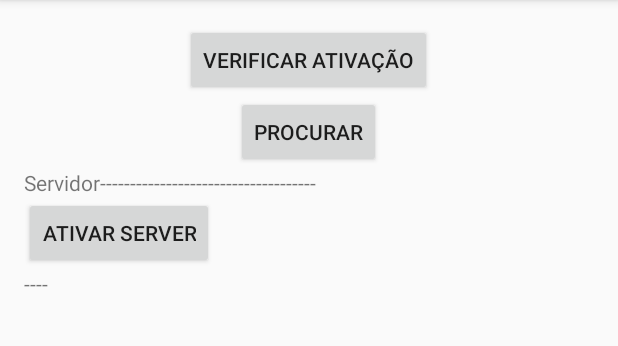
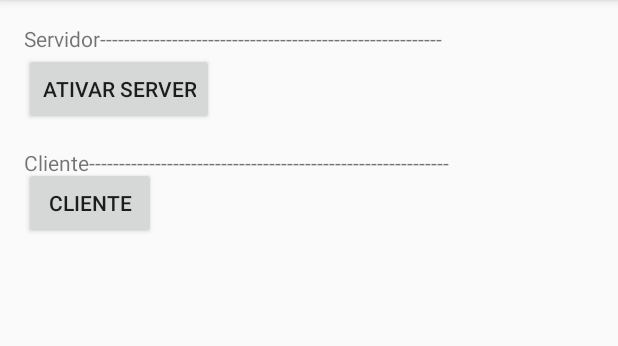
Before and after one commit to HandersonSilva/ComunicadorBluetooth, an Android app: the screen it shows after launch (MainActivity), on a phone screen of 412 x 824 dp, the part 84-430 px from its top. Run offline under Robolectric (Android 15) with nearby library versions, the phone set to English and light mode, and no system bars.

Commit message:
Criando a conexão cliente
conexão realizada entre servidor e cliente

```diff
--- a/app/src/main/java/com/hb/handersonsilva/comunicadorbluetooth/MainActivity.java
+++ b/app/src/main/java/com/hb/handersonsilva/comunicadorbluetooth/MainActivity.java
@@ -1,6 +1,7 @@
 package com.hb.handersonsilva.comunicadorbluetooth;
 
 import android.app.Activity;
+import android.app.LoaderManager;
 import android.os.Handler;
 import android.os.Bundle;
 import android.os.Message;
@@ -27,9 +28,10 @@ public class MainActivity extends AppCompatActivity {
     private static final int ATIVA_BLUETOOTH =1;
     private static final int ABRIR_LISTA =2;
     private  int opButton = 1;
-    final  boolean conexao = false;
+    final  boolean conexao = true;
     private  static String MAC = null;
     static TextView statusMessage;
+    static  TextView statusCliente;
     static TextView textSpace;
     ConnectThread connect;
 
@@ -38,65 +40,60 @@ public class MainActivity extends AppCompatActivity {
             super.onCreate(savedInstanceState);
             setContentView(R.layout.activity_main);
 
-            Button btnVerificar = (Button)findViewById(R.id.button_verificar);
-            Button btnProcurar = (Button)findViewById(R.id.button_Conectar);
+            Button btnClientConexao= (Button)findViewById(R.id.button_Cliente_Conexao);
             Button btnConectar = (Button)findViewById(R.id.button_AtivarServer);
             statusMessage = (TextView)findViewById(R.id.textView_StatusM);
-            textSpace = (TextView)findViewById(R.id.textView_textData);
+            statusCliente = (TextView)findViewById(R.id.textView_statusClient);
             context = getApplicationContext();
 
+            //Solicita que o bluetooth seja ligado caso contrario fecha o app
+            this.ativarBluetooth();
+           //Instanciando a class ConnectThread
 
-           //botão verificar
-            btnVerificar.setOnClickListener(new View.OnClickListener() {
+          btnClientConexao.setOnClickListener(new View.OnClickListener() {
               @Override
               public void onClick(View v) {
-                    Bluetooth bluetooth = new Bluetooth(context);
-                    mBluetoothAdapter = bluetooth.verificarBluetooth();
+                  Button btnClientConexao= (Button)findViewById(R.id.button_Cliente_Conexao);
+                 if(conexao){
+                     if (opButton == 0) {
+                        // if(connect.isAlive()){
+                             connect.cancel();
+                             btnClientConexao.setText("Ativar Cliente");
+                             opButton=1;
 
-                    Intent ativarBluetooth = new Intent(mBluetoothAdapter.ACTION_REQUEST_ENABLE);//ativar o bluetooth caso esteja desligado
-                    startActivityForResult(ativarBluetooth,ATIVA_BLUETOOTH);
+                        /* }else{
+                             Toast.makeText(getApplicationContext(),"Não existe conexao",Toast.LENGTH_SHORT).show();
+                         }*/
 
-                }
-            });
-            //botão procurar
-            btnProcurar.setOnClickListener(new View.OnClickListener() {
-                @Override
-                public void onClick(View v) {
-                    if(conexao){
-                        //desconectar
-                    }else{
-                        //conectar
+                     } else {
+
                          Intent abrirLista = new Intent(MainActivity.this, ListarDispositivosP.class);
                          startActivityForResult(abrirLista,ABRIR_LISTA);
+                         opButton=0;
+                     }
                  }
               }
           });
+
             //Botão que chama a thread
-            connect = new ConnectThread();
+
             btnConectar.setOnClickListener(new View.OnClickListener() {
                 @Override
                 public void onClick(View v) {
 
-                    //colocar uma condição ao tentar startar o server bluetooth tem que esta ativo
                     Button btnConectar = (Button) findViewById(R.id.button_AtivarServer);
 
                     if (opButton == 0) {
-
                             connect.cancel();
                             btnConectar.setText("Ativar Server");
                             opButton=1;
                             connect = new ConnectThread();
                     } else {
+                            connect = new ConnectThread();
                              connect.start();
                             if(connect.isAlive()){
-                                if(connect.isInterrupted()){
-                                    Toast.makeText(getApplicationContext(),"Ative seu Bluetooth",Toast.LENGTH_SHORT).show();
-                                    btnConectar.setText("Ativar Server");
-                                    opButton =1;
-                                }else {
                                 btnConectar.setText("Desativar");
                                 opButton =0;
-                                }
 
                             }else {
 
@@ -104,20 +101,19 @@ public class MainActivity extends AppCompatActivity {
                                 opButton =1;
                             }
 
-
-
-
-
                     }
-
-
-
-
                 }
             });
     }
 
-    @Override
+  public void ativarBluetooth()
+  {
+      Bluetooth bluetooth = new Bluetooth(context);
+      mBluetoothAdapter = bluetooth.verificarBluetooth();
+
+      Intent ativarBluetooth = new Intent(mBluetoothAdapter.ACTION_REQUEST_ENABLE);//ativar o bluetooth caso esteja desligado
+      startActivityForResult(ativarBluetooth,ATIVA_BLUETOOTH);
+  }    @Override
     protected void onActivityResult(int requestCode, int resultCode, Intent data) {
         super.onActivityResult(requestCode, resultCode, data);
         switch(requestCode){
@@ -135,6 +131,12 @@ public class MainActivity extends AppCompatActivity {
                 if(resultCode == Activity.RESULT_OK){
                     MAC = data.getExtras().getString(ListarDispositivosP.ENDERECO_MAC);
                     Toast.makeText(context,"Mac recebido"+MAC, Toast.LENGTH_SHORT).show();
+                    connect = new ConnectThread(MAC);
+                    connect.start();
+                    Button btnClientConexao= (Button)findViewById(R.id.button_Cliente_Conexao);
+                    btnClientConexao.setText("Desativar");
+
+
 
                 }else {
                     Toast.makeText(context,"Falha ao obter o MAC", Toast.LENGTH_SHORT).show();
@@ -144,7 +146,7 @@ public class MainActivity extends AppCompatActivity {
     }
 
 
-    //receber mensagem
+    //receber mensagem de ConnectThread
     public static Handler handler = new Handler() {
         @Override
         public void handleMessage(Message msg) {
@@ -157,6 +159,18 @@ public class MainActivity extends AppCompatActivity {
                 statusMessage.setText("Ocorreu um erro durante a conexão D:");
             else if(dataString.equals("---S"))
                 statusMessage.setText("Conectado :D");
+            else if(dataString.equals("---C"))
+                statusMessage.setText("Servidor Ativado, Canal OK");
+            else if(dataString.equals("---D")) {
+                statusMessage.setText("Servidor desativado");
+                statusCliente.setText("Cliente desconectado");
+
+            } else if(dataString.equals("---CLIENT"))
+                statusCliente.setText("Conectado em;"+MAC);
+            else if(dataString.equals("---CLIERRO"))
+                statusCliente.setText("Erro ao se conecta a "+MAC);
+            else if (dataString.equals("---B"))
+                statusMessage.setText("Servidor ativado(Socket Excluido)");
             else {
 
                 textSpace.setText(new String(data));
--- a/app/src/main/res/layout/activity_main.xml
+++ b/app/src/main/res/layout/activity_main.xml
@@ -9,22 +9,6 @@
     android:paddingTop="@dimen/activity_vertical_margin"
     tools:context="com.hb.handersonsilva.comunicadorbluetooth.MainActivity">
 
-    <Button
-        android:layout_width="wrap_content"
-        android:layout_height="wrap_content"
-        android:text="Verificar Ativação"
-        android:id="@+id/button_verificar"
-        android:layout_alignParentTop="true"
-        android:layout_centerHorizontal="true" />
-
-    <Button
-        android:layout_width="wrap_content"
-        android:layout_height="wrap_content"
-        android:id="@+id/button_Conectar"
-        android:layout_below="@+id/button_verificar"
-        android:layout_centerHorizontal="true"
-        android:text="Procurar" />
-
     <TextView
         android:layout_width="wrap_content"
         android:layout_height="wrap_content"
@@ -35,26 +19,7 @@
         android:layout_toEndOf="@+id/button_AtivarServer" />
 
     <TextView
-        android:layout_width="wrap_content"
-        android:layout_height="wrap_content"
-        android:id="@+id/textView_textData"
-        android:text="----"
-        android:layout_below="@+id/button_AtivarServer"
-        android:layout_alignParentLeft="true"
-        android:layout_alignParentStart="true" />
-
-    <Button
-        android:text="Ativar Server"
-        android:layout_width="wrap_content"
-        android:layout_height="wrap_content"
-        android:id="@+id/button_AtivarServer"
-        android:layout_marginTop="19dp"
-        android:layout_below="@+id/button_Conectar"
-        android:layout_alignParentLeft="true"
-        android:layout_alignParentStart="true" />
-
-    <TextView
-        android:text="Servidor------------------------------------"
+        android:text="Servidor---------------------------------------------------------"
         android:layout_width="wrap_content"
         android:layout_height="wrap_content"
         android:layout_below="@+id/button_Conectar"
@@ -62,4 +27,41 @@
         android:layout_alignParentStart="true"
         android:id="@+id/textView3" />
 
+    <TextView
+        android:layout_width="wrap_content"
+        android:layout_height="wrap_content"
+        android:layout_alignBottom="@+id/button_Cliente_Conexao"
+        android:layout_toRightOf="@+id/button_Cliente_Conexao"
+        android:layout_toEndOf="@+id/button_Cliente_Conexao"
+        android:layout_marginBottom="10dp"
+        android:id="@+id/textView_statusClient" />
+
+    <TextView
+        android:text="Cliente------------------------------------------------------------"
+        android:layout_width="wrap_content"
+        android:layout_height="wrap_content"
+        android:layout_below="@+id/button_AtivarServer"
+        android:layout_alignParentLeft="true"
+        android:layout_alignParentStart="true"
+        android:layout_marginTop="15dp" />
+
+    <Button
+        android:layout_width="wrap_content"
+        android:layout_height="wrap_content"
+        android:id="@+id/button_Cliente_Conexao"
+        android:text="Cliente"
+        android:layout_below="@+id/textView4"
+        android:layout_alignParentLeft="true"
+        android:layout_alignParentStart="true"
+        android:layout_marginTop="95dp" />
+
+    <Button
+        android:text="Ativar Server"
+        android:layout_width="wrap_content"
+        android:layout_height="wrap_content"
+        android:id="@+id/button_AtivarServer"
+        android:layout_below="@+id/textView3"
+        android:layout_alignParentLeft="true"
+        android:layout_alignParentStart="true" />
+
 </RelativeLayout>
```
Also changed, not shown: app/src/main/java/com/hb/handersonsilva/comunicadorbluetooth/Ultil/ConnectThread.java (+42 -14 lines). Lines whose indentation alone changed are shown as unchanged.
